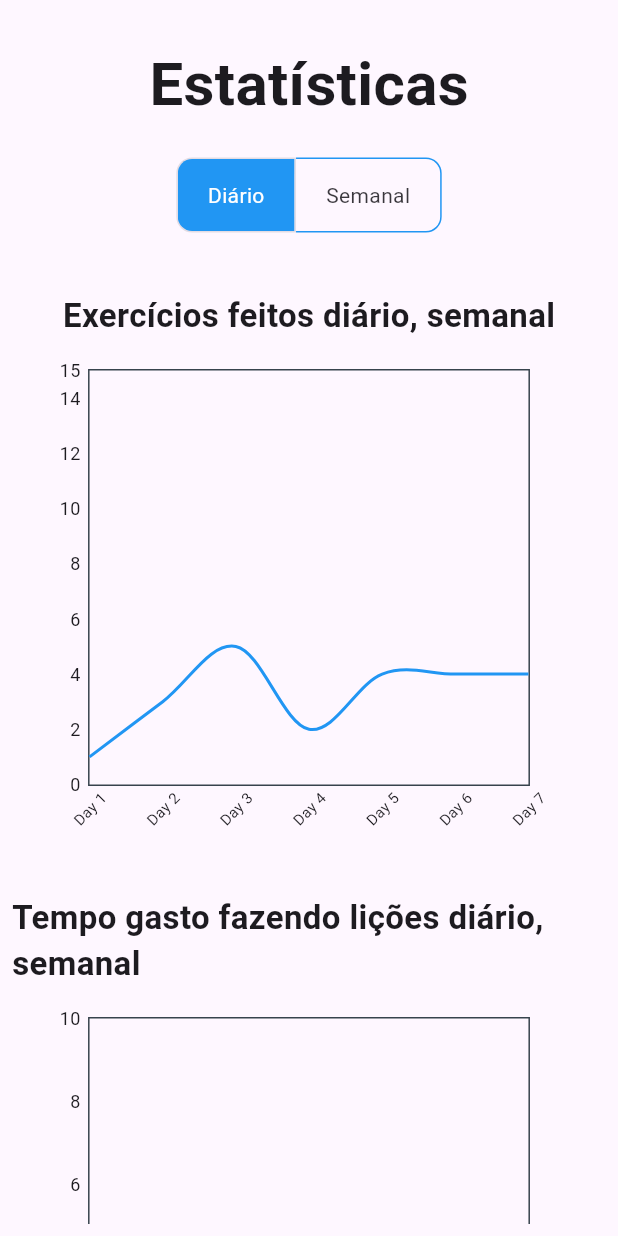
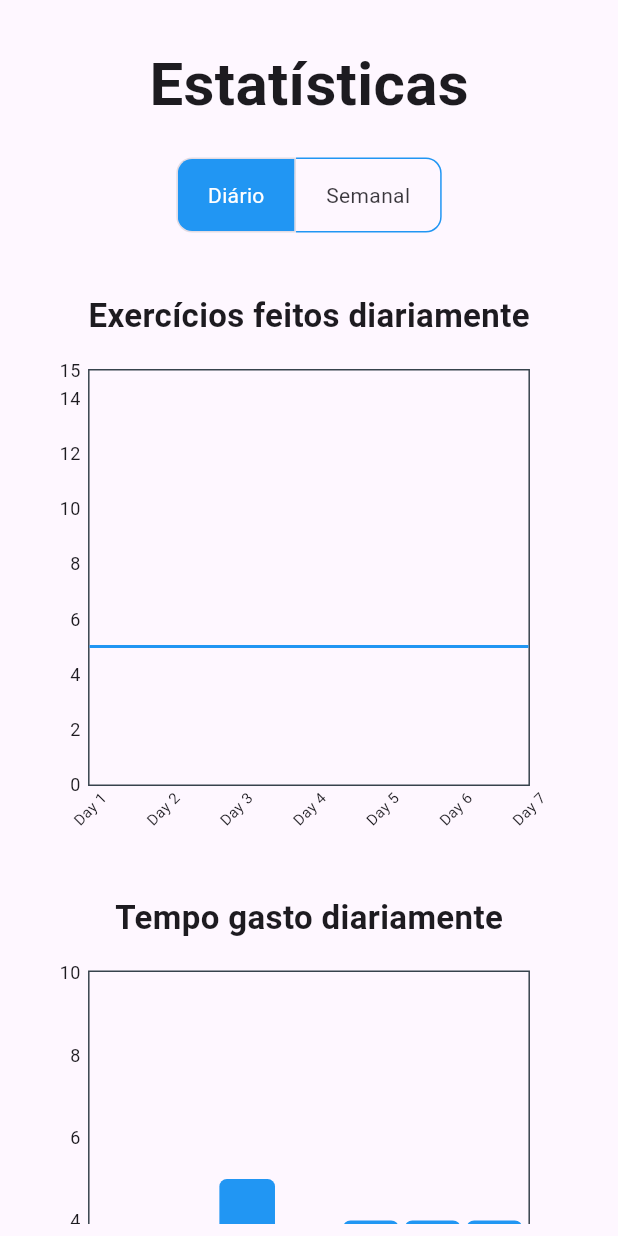
Before and after one commit to cc23135/aprendize, a Flutter app: the StatisticsPage screen opened directly, on a phone screen of 412 x 824 dp. Run offline on Flutter 3.47's test engine with Material 3 defaults, Android fonts, the phone set to English and light mode, and no system bars; drawn by our look-alikes of fl_chart; our stand-ins replace dio, image_picker, shared_preferences, table_calendar; accounts and stored records are empty; network calls fail.

Commit message:
implementar lógica de trocar semanal e mensal

```diff
--- a/flutter/lib/statistics.dart
+++ b/flutter/lib/statistics.dart
@@ -29,13 +29,13 @@ class _StatisticsPageState extends State<StatisticsPage> {
   ];
 
   List<FlSpot> exerciciosFeitosDiario = [ // dados das horas
-  const FlSpot(0, 2),
-  const FlSpot(1, 3),
-  const FlSpot(2, 2),
-  const FlSpot(3, 3),
-  const FlSpot(4, 2),
-  const FlSpot(5, 3),
-  const FlSpot(6, 2),
+  const FlSpot(0, 5),
+  const FlSpot(1, 5),
+  const FlSpot(2, 5),
+  const FlSpot(3, 5),
+  const FlSpot(4, 5),
+  const FlSpot(5, 5),
+  const FlSpot(6, 5),
   ];
 
   List<FlSpot> exerciciosFeitosMensal = [ // dados das horas
@@ -870,35 +870,49 @@ class _StatisticsPageState extends State<StatisticsPage> {
 
                         // exercícios feitos
                         // linha
-                        const Text("Exercícios feitos diário, semanal", style: TextStyle(fontSize: 22, fontWeight: FontWeight.w600 )),
+                        Text(
+                          (isSelectedDayWeek[0]) // diario
+                              ? "Exercícios feitos diariamente"
+                              : "Exercícios feitos semanalmente",
+                          style: const TextStyle(fontSize: 22, fontWeight: FontWeight.w600),
+                        ),
                         const SizedBox(height: 20),
+                        Padding(
+                          padding: const EdgeInsets.only(right: 35.0),
+                          child: Container(
+                            height: 300,
+                            width: MediaQuery.of(context).size.width * 0.8,
+                            child: buildLineGraph((isSelectedDayWeek[0]) // diario
+                                ? exerciciosFeitosDiario
+                                : exerciciosFeitosSemanal), // Pass daily or weekly data
+                          ),
+                        ),
 
+                        const SizedBox(height: 50),
+
+                        // Tempo gasto no aplicativo
+                        Text(
+                          (isSelectedDayWeek[0])
+                              ? "Tempo gasto diariamente"
+                              : "Tempo gasto semanalmente",
+                          style: const TextStyle(fontSize: 22, fontWeight: FontWeight.w600),
+                        ),
+                        const SizedBox(height: 20),
                         Padding(
-                          padding: const EdgeInsets.only(right: 35.0), // padding pora corrigir espaço dedicado ao label
-                          child:
-                            Container(
-                              height: 300,
-                              width: MediaQuery.of(context).size.width * 0.8,
-                              child: buildLineGraph(exerciciosFeitosSemanal),
-                            ),
+                          padding: const EdgeInsets.only(right: 35.0),
+                          child: Container(
+                            height: 300,
+                            width: MediaQuery.of(context).size.width * 0.8,
+                            child: buildBarGraph((isSelectedDayWeek[0])
+                                ? tempoGastoTotalDiario
+                                : tempoGastoTotalSemanal), // Pass daily or weekly data
+                          ),
                         ),
+
 
 
                         const SizedBox(height: 50),
 
-                        // tempo gasto no aplicativo
-                        // exemplo barra vertical
-                        const Text("Tempo gasto fazendo lições diário, semanal", style: TextStyle(fontSize: 22, fontWeight: FontWeight.w600 )),
-                        const SizedBox(height:20),
-
-                        Padding(
-                          padding: const EdgeInsets.only(right: 35.0), // padding pora corrigir espaço dedicado ao label
-                          child: Container(
-                            height: 300,
-                            width: MediaQuery.of(context).size.width * 0.8,
-                            child: buildBarGraph(tempoGastoTotalSemanal),
-                          )
-                        ),
 
                         // % acerto aqui
 
@@ -906,6 +920,7 @@ class _StatisticsPageState extends State<StatisticsPage> {
 
                         // botão para definir semanal ou mensal
                         const SizedBox(height: 50),
+
 
                         Center(
                           child: AnimatedSwitcher(
@@ -944,67 +959,105 @@ class _StatisticsPageState extends State<StatisticsPage> {
                         ),
                         const SizedBox(height: 30),
 
-
-
-                        // exercícios feitos por matéria
-                        // coluna
-                        const Text("Exercícios feitos por matéria semanal, mensal", style: TextStyle(fontSize: 22, fontWeight: FontWeight.w600 )),
-                        const SizedBox(height:20),
-
+                        Text(
+                          (isSelectedWeekMonth[0])
+                              ? "Exercícios feitos por matéria semanalmente"
+                              : "Exercícios feitos por matéria mensalmente",
+                          style: const TextStyle(fontSize: 22, fontWeight: FontWeight.w600),
+                        ),
+                        const SizedBox(height: 20),
                         Padding(
-                          padding: const EdgeInsets.only(right: 35.0), // padding pora corrigir espaço dedicado ao label
+                          padding: const EdgeInsets.only(right: 35.0),
                           child: Container(
                             height: 300,
                             width: MediaQuery.of(context).size.width * 0.8,
-                            child: buildMultiLineGraph(exerciciosFeitosPorMateriaSemanal, coresLista, nomesMateriasExerciciosSemanal)
-                          )
+                            child: buildMultiLineGraph((isSelectedWeekMonth[0])
+                                ? exerciciosFeitosPorMateriaSemanal
+                                : exerciciosFeitosPorMateriaMensal,
+                                coresLista,
+                                (isSelectedWeekMonth[0])
+                                ? nomesMateriasExerciciosSemanal
+                                : nomesMateriasExerciciosMensal,
+                                ), // Pass daily or weekly data
+                          ),
                         ),
+                        const SizedBox(height: 30),
 
                         // tempo gasto por matéria
                         // coluna
+
+                        Text(
+                          (isSelectedWeekMonth[0])
+                              ? "Tempo gasto por matéria semanalmente"
+                              : "Tempo gasto por matéria mensalmente",
+                          style: const TextStyle(fontSize: 22, fontWeight: FontWeight.w600),
+                        ),
                         const SizedBox(height: 20),
-                        const Text("Tempo gasto por matéria semanal, mensal", style: TextStyle(fontSize: 22, fontWeight: FontWeight.w600 )),
-                        const SizedBox(height:20),
-
                         Padding(
-                          padding: const EdgeInsets.only(right: 35.0), // padding pora corrigir espaço dedicado ao label
+                          padding: const EdgeInsets.only(right: 35.0),
                           child: Container(
                             height: 300,
                             width: MediaQuery.of(context).size.width * 0.8,
-                            child: buildMultiLineGraph(tempoGastoPorMateriaSemanal, coresLista, nomesMateriasTempoSemanal)
-                          )
+                            child: buildMultiLineGraph((isSelectedWeekMonth[0])
+                                ? tempoGastoPorMateriaSemanal
+                                : tempoGastoPorMateriaMensal,
+                                coresLista,
+                                (isSelectedWeekMonth[0])
+                                ? nomesMateriasTempoSemanal
+                                : nomesMateriasTempoMensal,
+                                ), // Pass daily or weekly data
+                          ),
                         ),
+                        const SizedBox(height: 30),
 
-
-                        // exercícios feitos por coleção
-                        // coluna
+                        Text(
+                          (isSelectedWeekMonth[0])
+                              ? "Exercícios feitos por coleção semanalmente"
+                              : "Exercícios feitos por coleção mensalmente",
+                          style: const TextStyle(fontSize: 22, fontWeight: FontWeight.w600),
+                        ),
                         const SizedBox(height: 20),
-                        const Text("Exercícios feitos por coleção semanal, mensal", style: TextStyle(fontSize: 22, fontWeight: FontWeight.w600 )),
-                        const SizedBox(height:20),
-
                         Padding(
-                          padding: const EdgeInsets.only(right: 35.0), // padding pora corrigir espaço dedicado ao label
+                          padding: const EdgeInsets.only(right: 35.0),
                           child: Container(
                             height: 300,
                             width: MediaQuery.of(context).size.width * 0.8,
-                            child: buildMultiLineGraph(exerciciosFeitosPorColecaoSemanal, coresLista, nomesColecoesExerciciosSemanal)
-                          )
+                            child: buildMultiLineGraph((isSelectedWeekMonth[0])
+                                ? exerciciosFeitosPorColecaoSemanal
+                                : exerciciosFeitosPorColecaoMensal,
+                                coresLista,
+                                (isSelectedWeekMonth[0])
+                                ? nomesColecoesExerciciosSemanal
+                                : nomesColecoesExerciciosMensal,
+                                ), // Pass daily or weekly data
+                          ),
                         ),
+                        const SizedBox(height: 30),
 
-                        // tempo gasto por coleção
-                        // coluna
+                        Text(
+                          (isSelectedWeekMonth[0])
+                              ? "Tempo gasto por coleção semanalmente"
+                              : "Tempo gasto por coleção mensalmente",
+                          style: const TextStyle(fontSize: 22, fontWeight: FontWeight.w600),
+                        ),
                         const SizedBox(height: 20),
-                        const Text("Tempo gasto por coleção semanal, mensal", style: TextStyle(fontSize: 22, fontWeight: FontWeight.w600 )),
-                        const SizedBox(height:20),
-
                         Padding(
-                          padding: const EdgeInsets.only(right: 35.0), // padding pora corrigir espaço dedicado ao label
+                          padding: const EdgeInsets.only(right: 35.0),
                           child: Container(
                             height: 300,
                             width: MediaQuery.of(context).size.width * 0.8,
-                            child: buildMultiLineGraph(tempoGastoPorColecaoSemanal, coresLista, nomesColecoesTempoSemanal)
-                          )
+                            child: buildMultiLineGraph((isSelectedWeekMonth[0])
+                                ? tempoGastoPorColecaoSemanal
+                                : tempoGastoPorColecaoMensal,
+                                coresLista,
+                                (isSelectedWeekMonth[0])
+                                ? nomesColecoesTempoSemanal
+                                : nomesColecoesTempoMensal,
+                                ), // Pass daily or weekly data
+                          ),
                         ),
+                        const SizedBox(height: 30),
+
                       ],
                     ),
                   ),
@@ -1376,12 +1429,4 @@ Widget buildMultiLineGraph(List<List<FlSpot>> lineSpots, List<Color> lineColors,
   );
 }
 
-
-
-
-
-
-
-
-
 }
```
